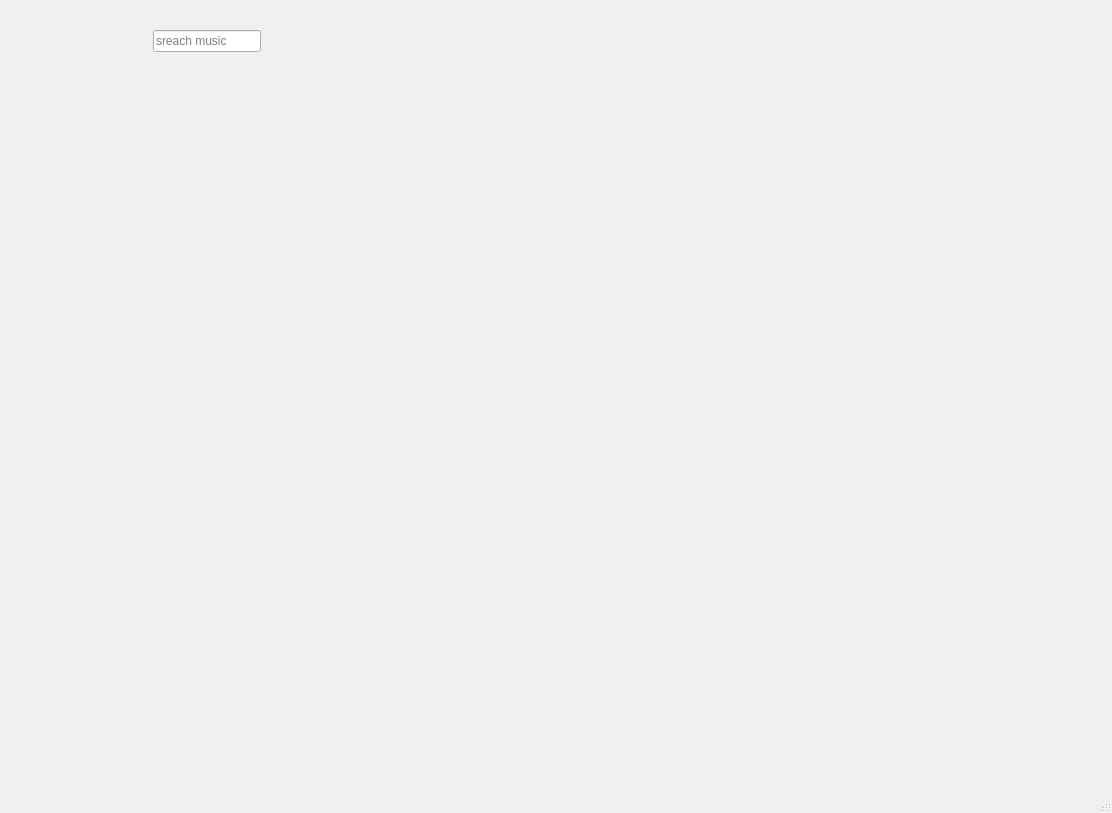
Old version of the form main.ui in the repository chauhaonguyen2012/fianl_PTA.
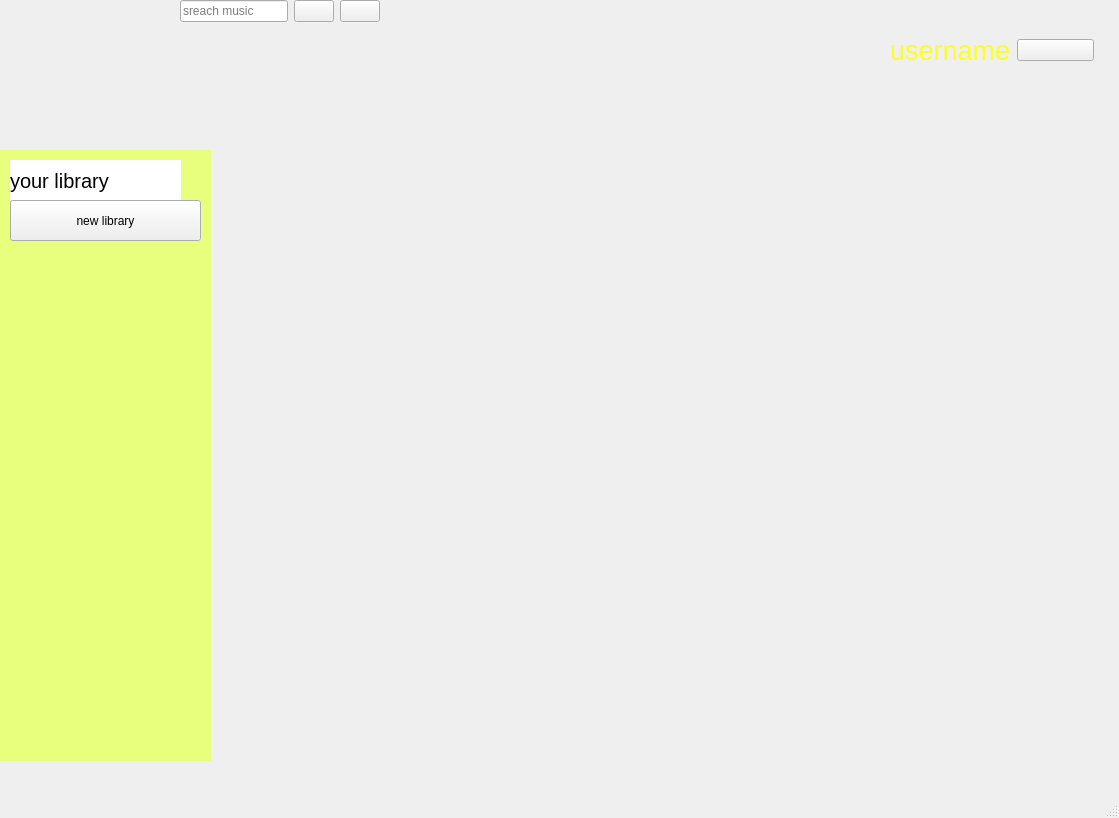
New version of the form. Icons and pictures are not drawn.

What changed in the file:
```diff
--- a/main.ui
+++ b/main.ui
@@ -6,21 +6,137 @@
    <rect>
     <x>0</x>
     <y>0</y>
-    <width>1112</width>
-    <height>813</height>
+    <width>1119</width>
+    <height>818</height>
    </rect>
   </property>
   <property name="windowTitle">
    <string>MainWindow</string>
   </property>
   <widget class="QWidget" name="centralwidget">
+   <widget class="QLabel" name="label_5">
+    <property name="geometry">
+     <rect>
+      <x>0</x>
+      <y>0</y>
+      <width>151</width>
+      <height>161</height>
+     </rect>
+    </property>
+    <property name="styleSheet">
+     <string notr="true">background_color: red</string>
+    </property>
+    <property name="text">
+     <string/>
+    </property>
+    <property name="pixmap">
+     <pixmap>../../../../Downloads/ChatGPT Image 15_40_29 25 thg 10, 2025.png</pixmap>
+    </property>
+    <property name="scaledContents">
+     <bool>true</bool>
+    </property>
+   </widget>
+   <widget class="QLabel" name="label_4">
+    <property name="geometry">
+     <rect>
+      <x>0</x>
+      <y>150</y>
+      <width>211</width>
+      <height>611</height>
+     </rect>
+    </property>
+    <property name="styleSheet">
+     <string notr="true">background-color:rgb(232, 255, 125)</string>
+    </property>
+    <property name="text">
+     <string/>
+    </property>
+   </widget>
+   <widget class="QLabel" name="label_6">
+    <property name="geometry">
+     <rect>
+      <x>10</x>
+      <y>160</y>
+      <width>171</width>
+      <height>41</height>
+     </rect>
+    </property>
+    <property name="font">
+     <font>
+      <pointsize>15</pointsize>
+     </font>
+    </property>
+    <property name="styleSheet">
+     <string notr="true">background-color:rgb(255, 255, 255)</string>
+    </property>
+    <property name="text">
+     <string>your library</string>
+    </property>
+   </widget>
+   <widget class="QPushButton" name="pushButton_3">
+    <property name="geometry">
+     <rect>
+      <x>10</x>
+      <y>200</y>
+      <width>191</width>
+      <height>41</height>
+     </rect>
+    </property>
+    <property name="text">
+     <string>new library</string>
+    </property>
+   </widget>
+   <widget class="QWidget" name="layoutWidget">
+    <property name="geometry">
+     <rect>
+      <x>890</x>
+      <y>0</y>
+      <width>204</width>
+      <height>101</height>
+     </rect>
+    </property>
+    <layout class="QHBoxLayout" name="horizontalLayout_2">
+     <item>
+      <widget class="QLabel" name="label_2">
+       <property name="font">
+        <font>
+         <pointsize>20</pointsize>
+        </font>
+       </property>
+       <property name="styleSheet">
+        <string notr="true">color:rgb(252, 255, 39)</string>
+       </property>
+       <property name="text">
+        <string>username</string>
+       </property>
+      </widget>
+     </item>
+     <item>
+      <widget class="QPushButton" name="profile">
+       <property name="text">
+        <string/>
+       </property>
+       <property name="icon">
+        <iconset>
+         <normaloff>../../../../Downloads/tải_xuống222-removebg-preview.png</normaloff>../../../../Downloads/tải_xuống222-removebg-preview.png</iconset>
+       </property>
+       <property name="iconSize">
+        <size>
+         <width>40</width>
+         <height>40</height>
+        </size>
+       </property>
+      </widget>
+     </item>
+    </layout>
+   </widget>
    <widget class="QWidget" name="horizontalLayoutWidget">
     <property name="geometry">
      <rect>
-      <x>140</x>
-      <y>30</y>
-      <width>501</width>
-      <height>111</height>
+      <x>180</x>
+      <y>0</y>
+      <width>701</width>
+      <height>101</height>
      </rect>
     </property>
     <layout class="QHBoxLayout" name="horizontalLayout">
@@ -28,17 +144,7 @@
       <enum>QLayout::SetFixedSize</enum>
      </property>
      <item>
-      <widget class="QLabel" name="label">
-       <property name="text">
-        <string/>
-       </property>
-       <property name="pixmap">
-        <pixmap>../../../Users/DELL/Downloads/ChatGPT Image 15_40_29 25 thg 10, 2025.png</pixmap>
-       </property>
-       <property name="scaledContents">
-        <bool>true</bool>
-       </property>
-      </widget>
+      <layout class="QGridLayout" name="gridLayout"/>
      </item>
      <item>
       <widget class="QLineEdit" name="lineEdit">
@@ -47,15 +153,155 @@
        </property>
       </widget>
      </item>
+     <item>
+      <widget class="QPushButton" name="home">
+       <property name="text">
+        <string/>
+       </property>
+       <property name="icon">
+        <iconset>
+         <normaloff>../../../../Downloads/tải_xuống__1_-removebg-preview (1).png</normaloff>../../../../Downloads/tải_xuống__1_-removebg-preview (1).png</iconset>
+       </property>
+       <property name="iconSize">
+        <size>
+         <width>40</width>
+         <height>40</height>
+        </size>
+       </property>
+      </widget>
+     </item>
+     <item>
+      <widget class="QPushButton" name="info">
+       <property name="text">
+        <string/>
+       </property>
+       <property name="icon">
+        <iconset>
+         <normaloff>../../../../Downloads/tải xuống.png</normaloff>../../../../Downloads/tải xuống.png</iconset>
+       </property>
+       <property name="iconSize">
+        <size>
+         <width>40</width>
+         <height>40</height>
+        </size>
+       </property>
+      </widget>
+     </item>
+     <item>
+      <layout class="QVBoxLayout" name="verticalLayout"/>
+     </item>
     </layout>
    </widget>
+   <widget class="QWidget" name="layoutWidget">
+    <property name="geometry">
+     <rect>
+      <x>290</x>
+      <y>180</y>
+      <width>761</width>
+      <height>571</height>
+     </rect>
+    </property>
+    <layout class="QGridLayout" name="gridLayout_3">
+     <item row="0" column="2">
+      <widget class="QLabel" name="label_17">
+       <property name="text">
+        <string/>
+       </property>
+       <property name="pixmap">
+        <pixmap>../../../../Downloads/tải xuống (3).jpg</pixmap>
+       </property>
+       <property name="scaledContents">
+        <bool>true</bool>
+       </property>
+      </widget>
+     </item>
+     <item row="1" column="1">
+      <widget class="QLabel" name="label_8">
+       <property name="text">
+        <string/>
+       </property>
+       <property name="pixmap">
+        <pixmap>../../../../Downloads/tải xuống (2).jpg</pixmap>
+       </property>
+       <property name="scaledContents">
+        <bool>true</bool>
+       </property>
+      </widget>
+     </item>
+     <item row="1" column="2">
+      <widget class="QLabel" name="label_7">
+       <property name="text">
+        <string/>
+       </property>
+       <property name="pixmap">
+        <pixmap>../../../../Downloads/tải xuống (4).jpg</pixmap>
+       </property>
+       <property name="scaledContents">
+        <bool>true</bool>
+       </property>
+      </widget>
+     </item>
+     <item row="0" column="1">
+      <widget class="QLabel" name="label_16">
+       <property name="text">
+        <string/>
+       </property>
+       <property name="pixmap">
+        <pixmap>../../../../Downloads/0151bcc5dc64312a9b6d9d2245aab54c.jpg</pixmap>
+       </property>
+       <property name="scaledContents">
+        <bool>true</bool>
+       </property>
+      </widget>
+     </item>
+     <item row="0" column="0">
+      <widget class="QLabel" name="label_12">
+       <property name="text">
+        <string/>
+       </property>
+       <property name="pixmap">
+        <pixmap>../../../../Downloads/tải xuống (5).jpg</pixmap>
+       </property>
+       <property name="scaledContents">
+        <bool>true</bool>
+       </property>
+      </widget>
+     </item>
+     <item row="1" column="0">
+      <widget class="QLabel" name="label_9">
+       <property name="text">
+        <string/>
+       </property>
+       <property name="pixmap">
+        <pixmap>../../../../Downloads/b339caaf9ac43b1621cc2a793666748d.jpg</pixmap>
+       </property>
+       <property name="scaledContents">
+        <bool>true</bool>
+       </property>
+      </widget>
+     </item>
+    </layout>
+    <zorder>label_7</zorder>
+    <zorder>label_17</zorder>
+    <zorder>label_8</zorder>
+    <zorder>label_9</zorder>
+    <zorder>label_16</zorder>
+    <zorder>label_12</zorder>
+   </widget>
+   <zorder>layoutWidget</zorder>
+   <zorder>layoutWidget</zorder>
+   <zorder>label_5</zorder>
+   <zorder>label_4</zorder>
+   <zorder>label_6</zorder>
+   <zorder>pushButton_3</zorder>
+   <zorder>horizontalLayoutWidget</zorder>
   </widget>
   <widget class="QMenuBar" name="menubar">
    <property name="geometry">
     <rect>
      <x>0</x>
      <y>0</y>
-     <width>1112</width>
+     <width>1119</width>
      <height>26</height>
     </rect>
    </property>
```
